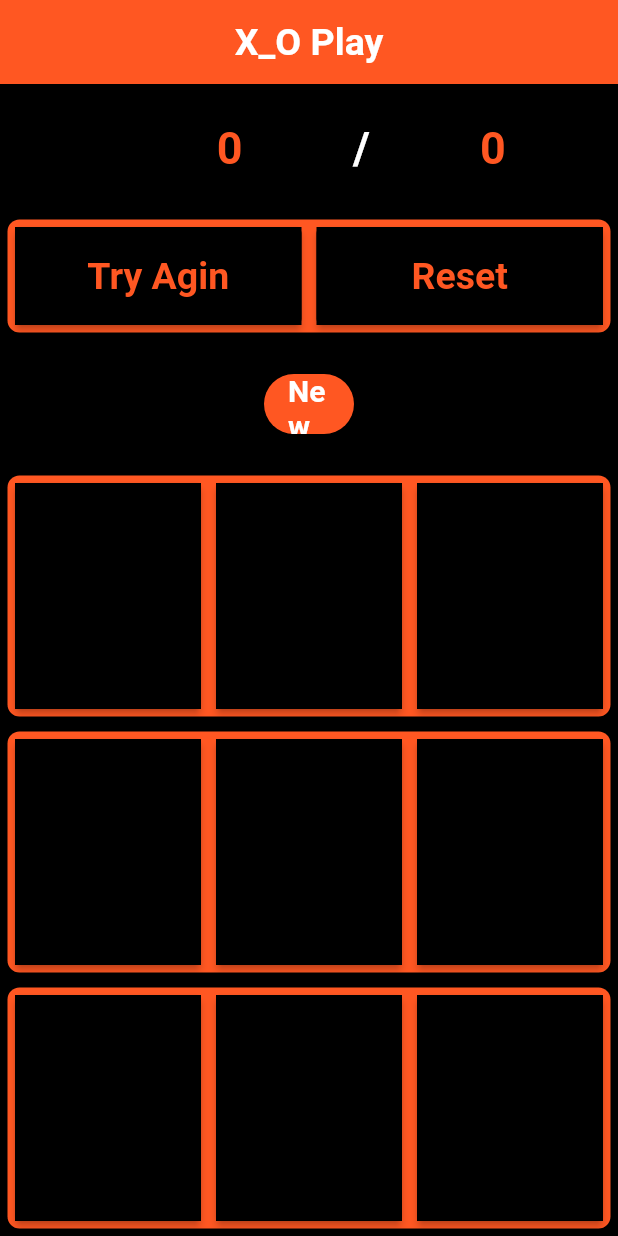
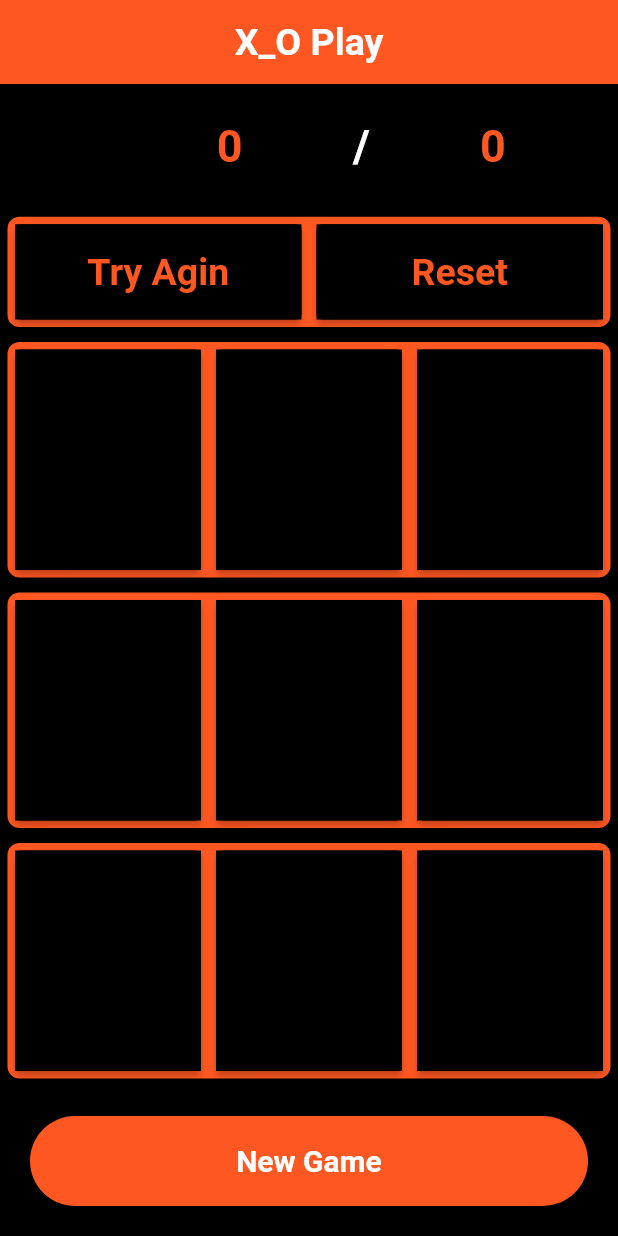
Before and after one commit to moooooo007/xo_game, a Flutter app: the screen it shows after launch, after a tap on "Start", on a phone screen of 412 x 824 dp. Run offline on Flutter 3.47's test engine with Material 2 defaults, Android fonts, the phone set to English and light mode, and no system bars.

Commit message:
finish app

```diff
--- a/lib/XO_Play/PlayScreen.dart
+++ b/lib/XO_Play/PlayScreen.dart
@@ -58,7 +58,7 @@ class _PlayScreenState extends State<PlayScreen> {
         Expanded(
           flex: 1,
               child: Container(
-                height: 40,
+
                 margin: const EdgeInsets.all(5),
                 alignment: Alignment.center,
                 decoration: BoxDecoration(
@@ -74,35 +74,6 @@ class _PlayScreenState extends State<PlayScreen> {
                 ),
               ),
             ),
-        Expanded(child: Row(
-          mainAxisAlignment: MainAxisAlignment.spaceEvenly,
-          children: [
-            Container(
-              width: 100,
-              height: 80,
-              padding: const EdgeInsets.all(20),
-              child: Expanded(
-                child: ElevatedButton(
-                  style: ElevatedButton.styleFrom(
-                    onPrimary: Colors.white,
-                    primary: Colors.deepOrange,
-                    minimumSize: const Size(330, 70),
-                    shape: const RoundedRectangleBorder(
-                      borderRadius: BorderRadius.all(
-                        Radius.circular(30),
-                      ),
-                    ),
-                  ),
-                  onPressed: (){
-                    Navigator.pushNamed(context, "login",
-                        arguments:playarscreengs(player1name: "", player2name: "") );
-                  },
-                  child: const Text("New Game",style: TextStyle(fontSize: 20,fontWeight: FontWeight.bold),),
-                ),
-              ),
-            ),
-          ],
-        )),
 
         Expanded(
               flex: 2,
@@ -166,6 +137,29 @@ class _PlayScreenState extends State<PlayScreen> {
               ),
             ),
 
+            Container(
+              width: double.infinity,
+              height: 100,
+              padding: const EdgeInsets.all(20),
+
+              child: ElevatedButton(
+                style: ElevatedButton.styleFrom(
+                  onPrimary: Colors.white,
+                  primary: Colors.deepOrange,
+                  minimumSize: const Size(330, 70),
+                  shape: const RoundedRectangleBorder(
+                    borderRadius: BorderRadius.all(
+                      Radius.circular(30),
+                    ),
+                  ),
+                ),
+                onPressed: (){
+                  Navigator.pushNamed(context, "login",
+                      arguments:playarscreengs(player1name: "", player2name: "") );
+                },
+                child: const Text("New Game",style: TextStyle(fontSize: 20,fontWeight: FontWeight.bold),),
+              ),
+            ),
           ],
         )
         ),
--- a/lib/XO_Play/login.dart
+++ b/lib/XO_Play/login.dart
@@ -74,7 +74,6 @@ class login extends StatelessWidget {
               ),
               Container(
                 padding: EdgeInsets.all(20),
-                child: Expanded(
                 child: ElevatedButton(
                   style: ElevatedButton.styleFrom(
                     onPrimary: Colors.white,
@@ -93,7 +92,6 @@ class login extends StatelessWidget {
                   child: Text("Start",style: TextStyle(fontSize: 20,fontWeight: FontWeight.bold),),
                 ),
               ),
-              ),
 
           ],
         ),
```
Lines whose indentation alone changed are shown as unchanged.
